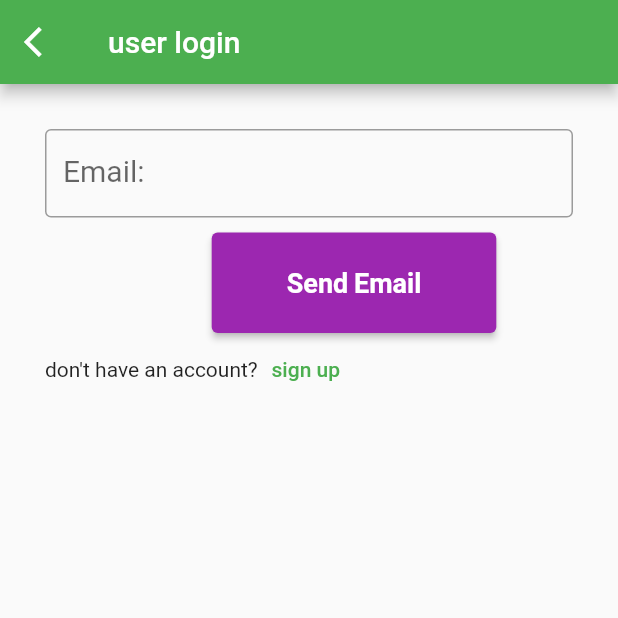
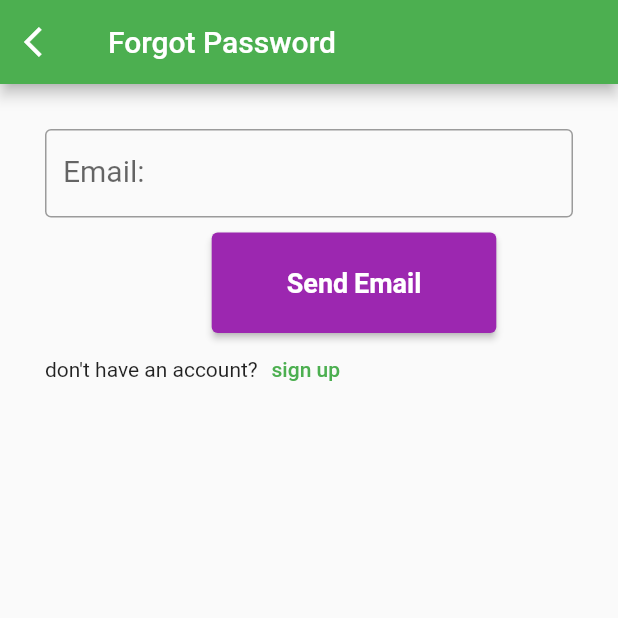
Before and after one commit to Tejas2511200/intern_flutter, a Flutter app: the signup screen opened directly, after a tap on "sign in", after a tap on "Forgot Password", on a phone screen of 412 x 824 dp, the top half of it. Run offline on Flutter 3.47's test engine with Material 2 defaults, Android fonts, the phone set to English and light mode, and no system bars; drawn by our look-alikes of velocity_x; our stand-ins replace firebase_auth, firebase_core, google_fonts; accounts and stored records are empty; network calls fail; project files that could hold a hidden picture were left out.

Commit message:
first commit

```diff
--- a/lib/main.dart
+++ b/lib/main.dart
@@ -38,7 +38,8 @@ final Future<FirebaseApp> _initialization = Firebase.initializeApp();
               return Center(child: CircularProgressIndicator());
             }
             return MaterialApp(
-              title: 'Flutter firebase Authentication Demo',
+              debugShowCheckedModeBanner: false,
+              title: 'SHOPWORLD.com',
                theme: ThemeData(primarySwatch: Colors.green),
               home: loginpage(),
              initialRoute: myroute.loginroute,
--- a/lib/page/cart_page.dart
+++ b/lib/page/cart_page.dart
@@ -46,7 +46,7 @@ class _carttotalState extends State<_carttotal> {
       child: Row(
         mainAxisAlignment: MainAxisAlignment.spaceAround,
         children: [
-        "\$${_cart.totalprice}".text.xl5.color(Vx.red400).make(),
+        "\₹${_cart.totalprice}".text.xl5.color(Vx.red400).make(),
         30.widthBox,
         ElevatedButton(
             onPressed: () {
--- a/lib/page/change_password.dart
+++ b/lib/page/change_password.dart
@@ -73,7 +73,9 @@ class _ChangePasswordState extends State<ChangePassword> {
                 validator: (value) {
                   if (value == null || value.isEmpty) {
                     return 'Please Enter Password';
-                  }
+                  } else if (value.length < 6) {
+                        return 'should be Greater Than 6 digits';
+                      }
                   return null;
                 },
               ),
--- a/lib/page/forgot_password.dart
+++ b/lib/page/forgot_password.dart
@@ -63,7 +63,7 @@ class _forgot_passState extends State<forgot_pass> {
                         );
         }
         ),
-        title: Text("user login"),
+        title: Text("Forgot Password"),
 
       ),
       body: Form(
--- a/lib/page/login_page.dart
+++ b/lib/page/login_page.dart
@@ -1,19 +1,22 @@
 // ignore_for_file: camel_case_types, prefer_const_constructors, unused_field, prefer_const_literals_to_create_immutables, use_build_context_synchronously, empty_catches, avoid_print, missing_return, null_aware_in_condition
 import 'package:firebase_auth/firebase_auth.dart';
 import 'package:flutter/material.dart';
+import 'package:flutter_catalog/page/signup.dart';
+import 'package:flutter_catalog/page/user.dart';
+
 import 'forgot_password.dart';
-import 'signup.dart';
-import 'user.dart';
 
 class loginpage extends StatefulWidget {
-
-
   @override
   State<loginpage> createState() => _loginpageState();
 }
 
 class _loginpageState extends State<loginpage> {
   final _formKey = GlobalKey<FormState>();
+  final LinearGradient _gradient = LinearGradient(colors: <Color>[
+    Colors.red,
+    Colors.yellow,
+  ]);
 
   var email = "";
   var password = "";
@@ -31,7 +34,6 @@ class _loginpageState extends State<loginpage> {
           builder: (context) => usermain(),
         ),
       );
-
     } on FirebaseAuthException catch (e) {
       if (e.code == 'user-not-found') {
         print("user is not registered");
@@ -49,10 +51,7 @@ class _loginpageState extends State<loginpage> {
               style: TextStyle(fontSize: 20.0),
             )));
       }
-
-
     }
-
   }
 
   @override
@@ -65,9 +64,7 @@ class _loginpageState extends State<loginpage> {
   @override
   Widget build(BuildContext context) {
     return Scaffold(
-      appBar: AppBar(
-        title: Text("user login"),
-      ),
+      backgroundColor: Color.fromARGB(255, 212, 240, 221),
       body: Form(
         // in form we cannot create more than one chlid
         key: _formKey,
@@ -78,7 +75,23 @@ class _loginpageState extends State<loginpage> {
                     30), // edgeiset use for giving padding to any widget
             child: ListView(
               // to show as a list we use list view
-              children: [
+              children: <Widget>[
+                Center(
+                    child: ShaderMask(
+                        blendMode: BlendMode.srcIn,
+                        shaderCallback: (rect) => LinearGradient(begin: Alignment.topLeft,end: Alignment.bottomRight,colors: [Colors.indigoAccent,Colors.pink]).createShader(rect),
+
+                        child: Text(
+                          'SHOPWORLD.com',
+                          style: TextStyle(fontSize: 30),
+                        ))),
+                Padding(
+                  padding: const EdgeInsets.all(8.0),
+                  child: ClipRRect(
+                      borderRadius: BorderRadius.circular(8.0),
+                      child: Image.network(
+                          "https://images.unsplash.com/photo-1460467820054-c87ab43e9b59?ixlib=rb-1.2.1&ixid=MnwxMjA3fDB8MHxwaG90by1wYWdlfHx8fGVufDB8fHx8&auto=format&fit=crop&w=767&q=80")),
+                ),
                 // to work with more than one widgtet we use children
                 Container(
                   // it is one type of widget that we can create our own
@@ -122,7 +135,7 @@ class _loginpageState extends State<loginpage> {
                       if (value == null || value.isEmpty) {
                         return 'Please Enter  password';
                       } else if (value.length < 6) {
-                        return 'Password length should be Greater Than 6';
+                        return 'should be Greater Than 6 digits';
                       }
                     },
                   ),
@@ -156,7 +169,7 @@ class _loginpageState extends State<loginpage> {
                                   (route) => false);
                             },
                             child: Text("Forgot Password",
-                                style: TextStyle(fontSize: 14.0)))
+                                style: TextStyle(fontSize: 14.0,color: Colors.green)))
                       ],
                     )),
                 Container(
@@ -172,7 +185,7 @@ class _loginpageState extends State<loginpage> {
                             ),
                             (route) => false);
                       },
-                      child: Text("sign up"),
+                      child: Text("sign up",style: TextStyle(color: Colors.green),),
                     )
                   ]),
                 )
--- a/lib/page/page_detail.dart
+++ b/lib/page/page_detail.dart
@@ -14,7 +14,8 @@ class homedetailpage extends StatelessWidget {
   @override
   Widget build(BuildContext context) {
     return Scaffold(
-      appBar: AppBar(),
+      appBar: AppBar(backgroundColor: Colors.transparent,
+              elevation: 0,),
       backgroundColor: Colors.black,
       bottomNavigationBar:  ButtonBar(
                 alignment: MainAxisAlignment.spaceBetween,
--- a/lib/page/signup.dart
+++ b/lib/page/signup.dart
@@ -15,10 +15,12 @@ class signup extends StatefulWidget {
 class _signupState extends State<signup> {
   final _formKey = GlobalKey<FormState>();
 
+  var uname = "";
   var email = "";
   var password = "";
   var cpassword = "";
 
+  final unamecontroller = TextEditingController();
   final emailcontroller = TextEditingController();
   final passwordcontroller = TextEditingController();
   final cpasswordcontroller = TextEditingController();
@@ -71,8 +73,11 @@ class _signupState extends State<signup> {
   @override
   Widget build(BuildContext context) {
     return Scaffold(
+      backgroundColor: Color.fromARGB(255, 212, 240, 221),
       appBar: AppBar(
-        leading: IconButton(icon: Icon(Icons.arrow_back_ios),
+        backgroundColor: Colors.transparent,
+              elevation: 0,
+        leading: IconButton(icon: Icon(Icons.arrow_back_ios),color: Colors.black,
         onPressed: () {
            Navigator.pushReplacement(
                           context,
@@ -84,7 +89,7 @@ class _signupState extends State<signup> {
                         );
         }
         ),
-        title: Text("user login"),
+
       ),
       body: Form(
         // in form we cannot create more than one chlid
@@ -99,6 +104,36 @@ class _signupState extends State<signup> {
               // to show as a list we use list view
               children: [
                 // to work with more than one widgtet we use children
+                  ClipRRect(borderRadius: BorderRadius.circular(8.0) ,child: Image.network("https://images.unsplash.com/photo-1543599538-a6c4f6cc5c05?ixlib=rb-1.2.1&ixid=MnwxMjA3fDB8MHxzZWFyY2h8MXx8c2lnbiUyMHVwfGVufDB8fDB8fA%3D%3D&auto=format&fit=crop&w=500&q=60",
+                   height: 190.0,
+     fit: BoxFit.fill
+
+                  )
+
+                  ),
+                Container(
+
+                  // it is one type of widget that we can create our own
+                  margin: EdgeInsets.symmetric(vertical: 10.0),
+                  child: TextFormField(
+                    //When app start cursore will focus on this textfiled when its true.
+                    autofocus: false,
+                    decoration: InputDecoration(
+                      labelText: 'UserName: ',
+                      labelStyle: TextStyle(fontSize: 20.0),
+                      border: OutlineInputBorder(),
+                      errorStyle:
+                          TextStyle(color: Colors.redAccent, fontSize: 15),
+                    ),
+                    controller: unamecontroller,
+                    validator: (value) {
+                      if (value == null || value.isEmpty) {
+                        return 'Please Enter  UserName';
+                      }
+                    },
+                  ),
+                ),
+
                 Container(
                   // it is one type of widget that we can create our own
                   margin: EdgeInsets.symmetric(vertical: 10.0),
@@ -142,7 +177,7 @@ class _signupState extends State<signup> {
                       if (value == null || value.isEmpty) {
                         return 'Please Enter  password';
                       } else if (value.length < 6) {
-                        return 'Password length should be Greater Than 6';
+                        return 'should be Greater Than 6 digits';
                       }
                     },
                   ),
@@ -184,6 +219,7 @@ class _signupState extends State<signup> {
                           onPressed: () {
                             if (_formKey.currentState?.validate()) {
                               setState(() {
+                                uname = unamecontroller.text;
                                 email = emailcontroller.text;
                                 password = passwordcontroller.text;
                                 cpassword = cpasswordcontroller.text;
--- a/lib/page/user.dart
+++ b/lib/page/user.dart
@@ -38,7 +38,7 @@ class _MyWidgetState extends State<usermain> {
           mainAxisAlignment: MainAxisAlignment.spaceBetween,
           children: [
 
-            Text("Welcome ${currentuser.uid}",style: TextStyle(fontSize: 18),overflow: TextOverflow.fade,maxLines: 1),
+            Text("Welcome user"),
            ],
         ),
 
@@ -59,7 +59,7 @@ class _MyWidgetState extends State<usermain> {
           ],
 
       ),
-      drawer: Drawer(),
+
       body: _Widgetoption.elementAt(_selectindex),
       bottomNavigationBar: BottomNavigationBar(
         items: const <BottomNavigationBarItem > [
--- a/lib/widget/home_widgets/catalog_header.dart
+++ b/lib/widget/home_widgets/catalog_header.dart
@@ -10,7 +10,7 @@ class catalogheader extends StatelessWidget {
     return Column(
       crossAxisAlignment: CrossAxisAlignment.start,
       children: [
-        "catalog app".text.xl5.bold.color(MyTheme.darkbluish).make(),
+        "SHOPWORLD.com".text.xl4.bold.color(MyTheme.darkbluish).make(),
         "tranding products".text.xl.bold.make(),
       ],
     );
--- a/lib/widget/home_widgets/catelog_list.dart
+++ b/lib/widget/home_widgets/catelog_list.dart
@@ -59,7 +59,7 @@ class CatalogItem extends StatelessWidget {
                 alignment: MainAxisAlignment.spaceBetween,
                 buttonPadding: EdgeInsets.zero,
                 children: [
-                  "\$${catalog.price}".text.bold.xl.make(),
+                  "\₹${catalog.price}".text.bold.xl.make(),
                   addtocart(catalog: catalog)
                 ],
               ).pOnly(right: 8.0)
--- a/lib/widget/item_widgets.dart
+++ b/lib/widget/item_widgets.dart
@@ -23,7 +23,7 @@ class itemwidget extends StatelessWidget {
         leading: Image.network(item.image),
         title: Text(item.name),
         subtitle: Text(item.desc),
-        trailing: Text("\$${item.price}",style: TextStyle(color: Colors.deepPurple),),
+        trailing: Text("\₹${item.price}",style: TextStyle(color: Colors.deepPurple),),
       ),
     );
 
```
Also changed, not shown: assets/files/catelog.json (+76 -28 lines), lib/page/profile.dart (+8 -3 lines). Lines whose indentation alone changed are shown as unchanged.
